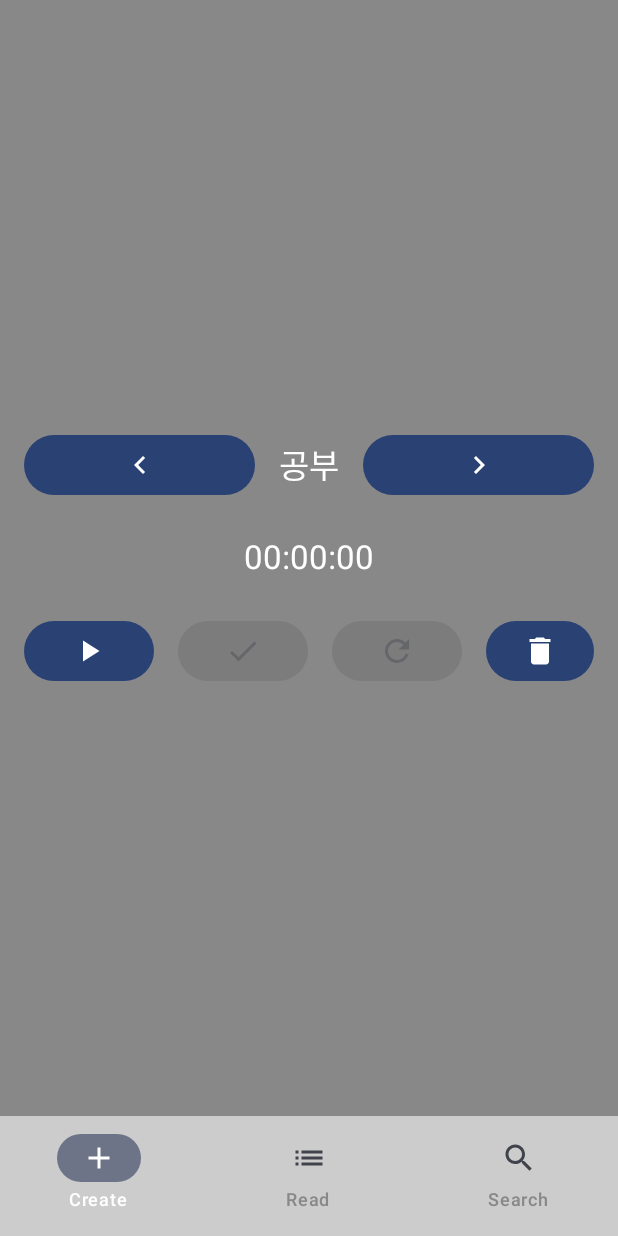
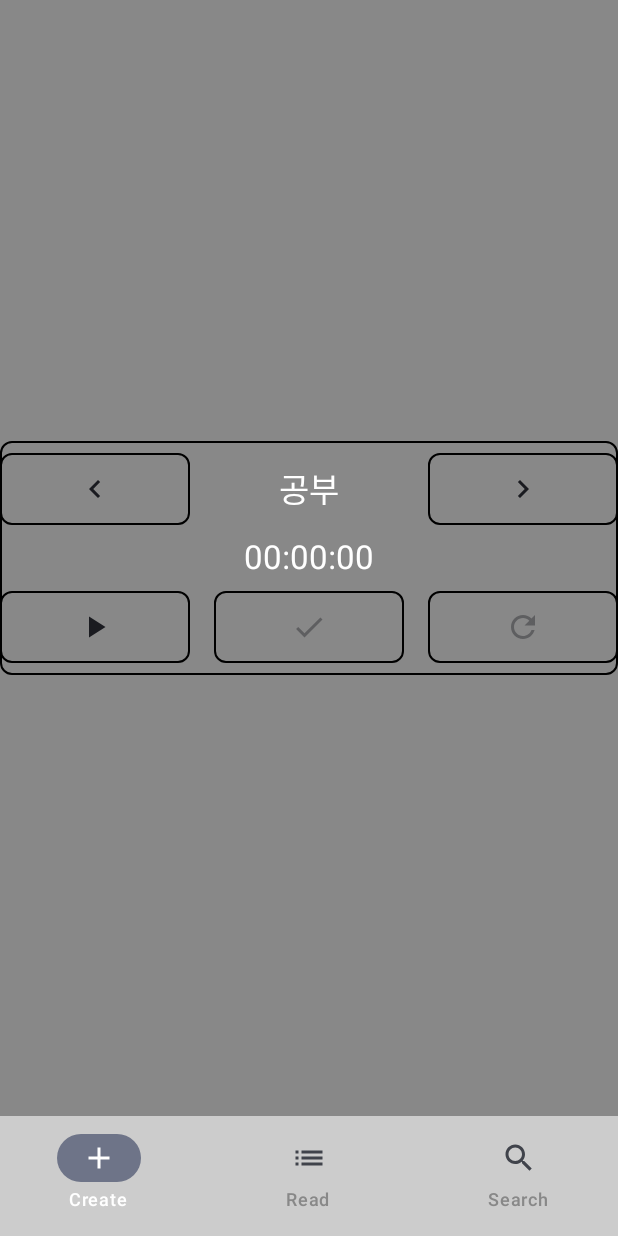
Before and after one commit to andpact/WiD-android, an Android app built with Jetpack Compose: the wid_create_fragment screen opened through its navigation route, on a phone screen of 412 x 824 dp. Run offline under Robolectric (Android 15) with nearby library versions, the phone set to English and light mode, and no system bars.

Commit message:
update fragment layout

```diff
--- a/app/src/main/AndroidManifest.xml
+++ b/app/src/main/AndroidManifest.xml
@@ -20,7 +20,6 @@
         <activity
             android:name=".activity.MainActivity"
             android:exported="true"
-            android:label="@string/app_name"
             android:theme="@style/Theme.WiD">
             <intent-filter>
                 <action android:name="android.intent.action.MAIN" />
--- a/app/src/main/java/andpact/project/wid/activity/MainActivity.kt
+++ b/app/src/main/java/andpact/project/wid/activity/MainActivity.kt
@@ -3,15 +3,13 @@ package andpact.project.wid.activity
 import andpact.project.wid.fragment.WiDCreateFragment
 import andpact.project.wid.fragment.WiDReadHolderFragment
 import andpact.project.wid.fragment.WiDSearchFragment
-import andpact.project.wid.service.WiDService
 import android.os.Bundle
 import androidx.activity.ComponentActivity
 import androidx.activity.compose.setContent
 import androidx.compose.ui.Modifier
 import androidx.compose.ui.tooling.preview.Preview
 import andpact.project.wid.ui.theme.WiDTheme
-import andpact.project.wid.util.WiDView
-import android.util.Log
+import andpact.project.wid.fragment.WiDView
 import androidx.compose.foundation.layout.*
 import androidx.compose.material.icons.Icons
 import androidx.compose.material.icons.filled.*
@@ -19,7 +17,6 @@ import androidx.compose.material3.*
 import androidx.compose.runtime.*
 import androidx.compose.ui.graphics.Color
 import androidx.compose.ui.graphics.vector.ImageVector
-import androidx.compose.ui.platform.LocalContext
 import androidx.navigation.NavGraph.Companion.findStartDestination
 import androidx.navigation.NavHostController
 import androidx.navigation.compose.NavHost
--- a/app/src/main/java/andpact/project/wid/fragment/WiDCreateFragment.kt
+++ b/app/src/main/java/andpact/project/wid/fragment/WiDCreateFragment.kt
@@ -2,16 +2,17 @@ package andpact.project.wid.fragment
 
 import andpact.project.wid.model.WiD
 import andpact.project.wid.service.WiDService
-import andpact.project.wid.util.DataMapsUtil
+import andpact.project.wid.util.formatDuration
+import andpact.project.wid.util.titleMap
 import android.util.Log
+import androidx.compose.foundation.BorderStroke
 import androidx.compose.foundation.background
+import androidx.compose.foundation.border
 import androidx.compose.foundation.layout.*
+import androidx.compose.foundation.shape.RoundedCornerShape
 import androidx.compose.material.icons.Icons
 import androidx.compose.material.icons.filled.*
-import androidx.compose.material3.Button
-import androidx.compose.material3.Icon
-import androidx.compose.material3.MaterialTheme
-import androidx.compose.material3.Text
+import androidx.compose.material3.*
 import androidx.compose.runtime.Composable
 import androidx.compose.runtime.*
 import androidx.compose.ui.Alignment
@@ -51,15 +52,12 @@ fun WiDCreateFragment() {
     val coroutineScope = rememberCoroutineScope()
 
     fun finishWiD() {
-//        Log.d("WiDCreateFragment", "finishWiD executed")
-
         coroutineScope.launch {
             isStarted = !isStarted // true to false
             isFinished = !isFinished  // false to true
 
             finish = LocalTime.now()
 //            finish = LocalTime.now().plusHours(1)
-            Log.d("finish : ", finish.toString())
 
             if (finish.isBefore(start)) {
                 val midnight = LocalTime.MIDNIGHT
@@ -97,7 +95,6 @@ fun WiDCreateFragment() {
                     duration = Duration.between(start, finish),
                     detail = ""
                 )
-                Log.d("newWiD", newWiD.toString())
                 wiDService.createWiD(newWiD)
             }
         }
@@ -113,8 +110,6 @@ fun WiDCreateFragment() {
     }
 
     fun startWiD() {
-//        Log.d("WiDCreateFragment", "startWiD executed")
-
         isStarted = !isStarted // false to true
         isReset = !isReset // true to false
 
@@ -122,7 +117,6 @@ fun WiDCreateFragment() {
             date = LocalDate.now()
             start = LocalTime.now()
 //            start = LocalTime.now().minusHours(1)
-            Log.d("start : ", start.toString())
             runningTime = Duration.ZERO
             runningTimer(coroutineScope)
         } else {
@@ -142,8 +136,7 @@ fun WiDCreateFragment() {
             .fillMaxSize()
             .background(color = Color.Gray)
             .wrapContentSize(Alignment.Center)
-            .padding(16.dp),
-        verticalArrangement = Arrangement.spacedBy(16.dp)
+            .border(BorderStroke(1.dp, Color.Black), RoundedCornerShape(8.dp)),
     ) {
         Row(
             modifier = Modifier
@@ -151,31 +144,34 @@ fun WiDCreateFragment() {
                 .padding(vertical = 8.dp),
             horizontalArrangement = Arrangement.spacedBy(16.dp) // Add horizontal spacing between buttons
         ) {
-            Button(
+            IconButton(
                 onClick = {
                     titleIndex = (titleIndex - 1 + titles.size) % titles.size
                     title = titles[titleIndex]
                 },
-                modifier = Modifier.weight(1f),
+                modifier = Modifier.weight(1.0f)
+                    .border(BorderStroke(1.dp, Color.Black), RoundedCornerShape(8.dp)),
                 enabled = isReset
             ) {
                 Icon(imageVector = Icons.Filled.KeyboardArrowLeft, contentDescription = "prevTitle")
             }
 
             Text(
-                text = DataMapsUtil.titleMap[title] ?: title, // Use titleMap to get Korean title, fallback to original title
+                modifier = Modifier.weight(1.0f)
+                    .align(Alignment.CenterVertically),
+                text = titleMap[title] ?: title,
                 style = MaterialTheme.typography.titleLarge,
                 color = Color.White,
-                modifier = Modifier.align(Alignment.CenterVertically),
                 textAlign = TextAlign.Center,
             )
 
-            Button(
+            IconButton(
                 onClick = {
                     titleIndex = (titleIndex + 1) % titles.size
                     title = titles[titleIndex]
                 },
-                modifier = Modifier.weight(1f),
+                modifier = Modifier.weight(1.0f)
+                    .border(BorderStroke(1.dp, Color.Black), RoundedCornerShape(8.dp)),
                 enabled = isReset
             ) {
                 Icon(imageVector = Icons.Filled.KeyboardArrowRight, contentDescription = "nextTitle")
@@ -183,10 +179,11 @@ fun WiDCreateFragment() {
         }
 
         Text( // Duration TextView
-            text = formatDuration(duration = runningTime, hasSeconds = true),
+            modifier = Modifier
+                .align(Alignment.CenterHorizontally),
+            text = formatDuration(duration = runningTime, mode = 0),
             style = MaterialTheme.typography.titleLarge,
             color = Color.White,
-            modifier = Modifier.align(Alignment.CenterHorizontally),
             textAlign = TextAlign.Center,
         )
 
@@ -196,59 +193,49 @@ fun WiDCreateFragment() {
                 .padding(vertical = 8.dp),
             horizontalArrangement = Arrangement.spacedBy(16.dp) // Add horizontal spacing between buttons
         ) {
-            Button(
+            IconButton(
                 onClick = {
                     startWiD()
                 },
-                modifier = Modifier.weight(1f),
+                modifier = Modifier.weight(1f)
+                    .border(BorderStroke(1.dp, Color.Black), RoundedCornerShape(8.dp)),
                 enabled = isReset
             ) {
                 Icon(imageVector = Icons.Filled.PlayArrow, contentDescription = "start")
             }
 
-            Button(
+            IconButton(
                 onClick = {
                     finishWiD()
                 },
-                modifier = Modifier.weight(1f),
+                modifier = Modifier.weight(1f)
+                    .border(BorderStroke(1.dp, Color.Black), RoundedCornerShape(8.dp)),
                 enabled = isStarted
             ) {
                 Icon(imageVector = Icons.Filled.Done, contentDescription = "finish")
             }
 
-            Button(
+            IconButton(
                 onClick = {
                     resetWiD()
                 },
-                modifier = Modifier.weight(1f),
+                modifier = Modifier.weight(1f)
+                    .border(BorderStroke(1.dp, Color.Black), RoundedCornerShape(8.dp)),
                 enabled = !isReset && isFinished
             ) {
                 Icon(imageVector = Icons.Filled.Refresh, contentDescription = "reset")
             }
 
-            Button(
-                onClick = {
-                    wiDService.deleteAllWiD()
-                },
-            ) {
-                Icon(imageVector = Icons.Filled.Delete, contentDescription = "deleteAllWiD")
-            }
+//            Button(
+//                onClick = {
+//                    wiDService.deleteAllWiD()
+//                },
+//            ) {
+//                Icon(imageVector = Icons.Filled.Delete, contentDescription = "deleteAllWiD")
+//            }
         }
     }
 }
-
-fun formatDuration(duration: Duration, hasSeconds: Boolean): String {
-    val hours = duration.toHours()
-    val minutes = (duration.toMinutes() % 60)
-    val seconds = (duration.seconds % 60)
-
-    return if (hasSeconds) {
-        String.format("%02d:%02d:%02d", hours, minutes, seconds)
-    } else {
-        String.format("%02d:%02d", hours, minutes)
-    }
-}
-
 
 @Preview(showBackground = true)
 @Composable
--- a/app/src/main/java/andpact/project/wid/fragment/WiDSearchFragment.kt
+++ b/app/src/main/java/andpact/project/wid/fragment/WiDSearchFragment.kt
@@ -3,7 +3,9 @@ package andpact.project.wid.fragment
 import andpact.project.wid.activity.Destinations
 import andpact.project.wid.model.WiD
 import andpact.project.wid.service.WiDService
-import andpact.project.wid.util.DataMapsUtil
+import andpact.project.wid.util.colorMap
+import andpact.project.wid.util.formatDuration
+import andpact.project.wid.util.titleMap
 import androidx.compose.foundation.background
 import androidx.compose.foundation.border
 import androidx.compose.foundation.clickable
@@ -109,7 +111,7 @@ fun WiDSearchFragment(navController: NavController) {
                             .background(color = Color.LightGray, shape = RoundedCornerShape(8.dp)),
                         verticalAlignment = Alignment.CenterVertically
                     ) {
-                        val titleColorId = DataMapsUtil.colorMap[wiD.title]
+                        val titleColorId = colorMap[wiD.title]
                         if (titleColorId != null) {
                             val backgroundColor = Color(ContextCompat.getColor(LocalContext.current, titleColorId))
                             Box(
@@ -142,7 +144,7 @@ fun WiDSearchFragment(navController: NavController) {
                                     textAlign = TextAlign.Center
                                 )
                                 Text(
-                                    text = DataMapsUtil.titleMap[wiD.title] ?: wiD.title,
+                                    text = titleMap[wiD.title] ?: wiD.title,
                                     modifier = Modifier
                                         .weight(1f)
                                         .border(1.dp, Color.Black),
@@ -163,7 +165,7 @@ fun WiDSearchFragment(navController: NavController) {
                                     textAlign = TextAlign.Center
                                 )
                                 Text(
-                                    text = formatDuration(wiD.duration, hasSeconds = false),
+                                    text = formatDuration(wiD.duration, mode = 1),
                                     modifier = Modifier
                                         .weight(1f)
                                         .border(1.dp, Color.Black),
--- a/app/src/main/java/andpact/project/wid/util/DataMapsUtil.kt
+++ b/app/src/main/java/andpact/project/wid/util/DataMapsUtil.kt
@@ -2,8 +2,30 @@ package andpact.project.wid.util
 
 import andpact.project.wid.R
 
-class DataMapsUtil {
-    companion object {
+//class DataMapsUtil {
+//    companion object {
+//        val titleMap = mapOf(
+//            "STUDY" to "공부",
+//            "WORK" to "일",
+//            "READING" to "독서",
+//            "EXERCISE" to "운동",
+//            "HOBBY" to "취미",
+//            "TRAVEL" to "여행",
+//            "SLEEP" to "수면"
+//        )
+//
+//        val colorMap = mapOf(
+//            "STUDY" to R.color.study,
+//            "WORK" to R.color.work,
+//            "READING" to R.color.reading,
+//            "EXERCISE" to R.color.exercise,
+//            "HOBBY" to R.color.hobby,
+//            "TRAVEL" to R.color.travel,
+//            "SLEEP" to R.color.sleep
+//        )
+//    }
+//}
+
 val titleMap = mapOf(
     "STUDY" to "공부",
     "WORK" to "일",
@@ -23,5 +45,3 @@ class DataMapsUtil {
     "TRAVEL" to R.color.travel,
     "SLEEP" to R.color.sleep
 )
-    }
-}
--- /dev/null
+++ b/app/src/main/res/drawable/baseline_stop_24.xml
@@ -0,0 +1,5 @@
+<vector android:height="24dp" android:tint="#000000"
+    android:viewportHeight="24" android:viewportWidth="24"
+    android:width="24dp" xmlns:android="http://schemas.android.com/apk/res/android">
+    <path android:fillColor="@android:color/white" android:pathData="M6,6h12v12H6z"/>
+</vector>
```
Also changed, not shown: app/src/main/java/andpact/project/wid/fragment/PieChartFragment.kt (renamed from app/src/main/java/andpact/project/wid/util/PieChartUtil.kt, +3 -8 lines), app/src/main/java/andpact/project/wid/fragment/WiDFragment.kt (renamed from app/src/main/java/andpact/project/wid/util/WiDUtil.kt, +5 -10 lines), app/src/main/java/andpact/project/wid/fragment/WiDReadDayFragment.kt (+6 -12 lines), app/src/main/java/andpact/project/wid/fragment/WiDReadMonthFragment.kt (+3 -10 lines), app/src/main/java/andpact/project/wid/fragment/WiDReadWeekFragment.kt (+4 -16 lines), app/src/main/java/andpact/project/wid/util/CalendarUtil.kt (added, +61 -0 lines). Lines whose indentation alone changed are shown as unchanged.
